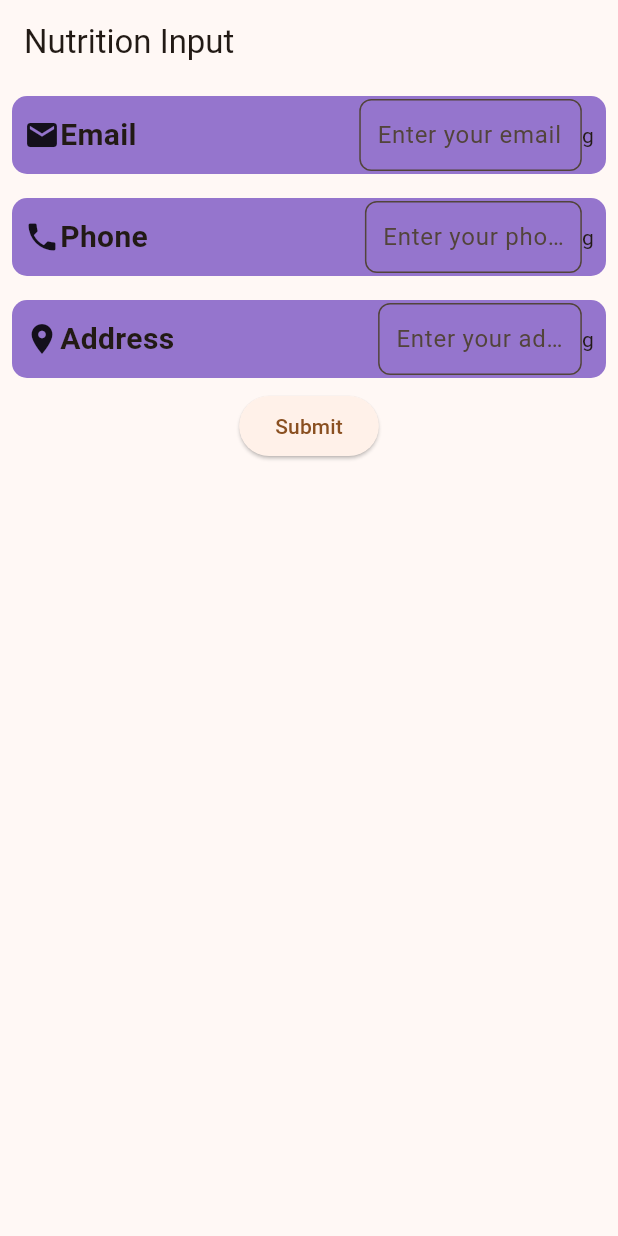
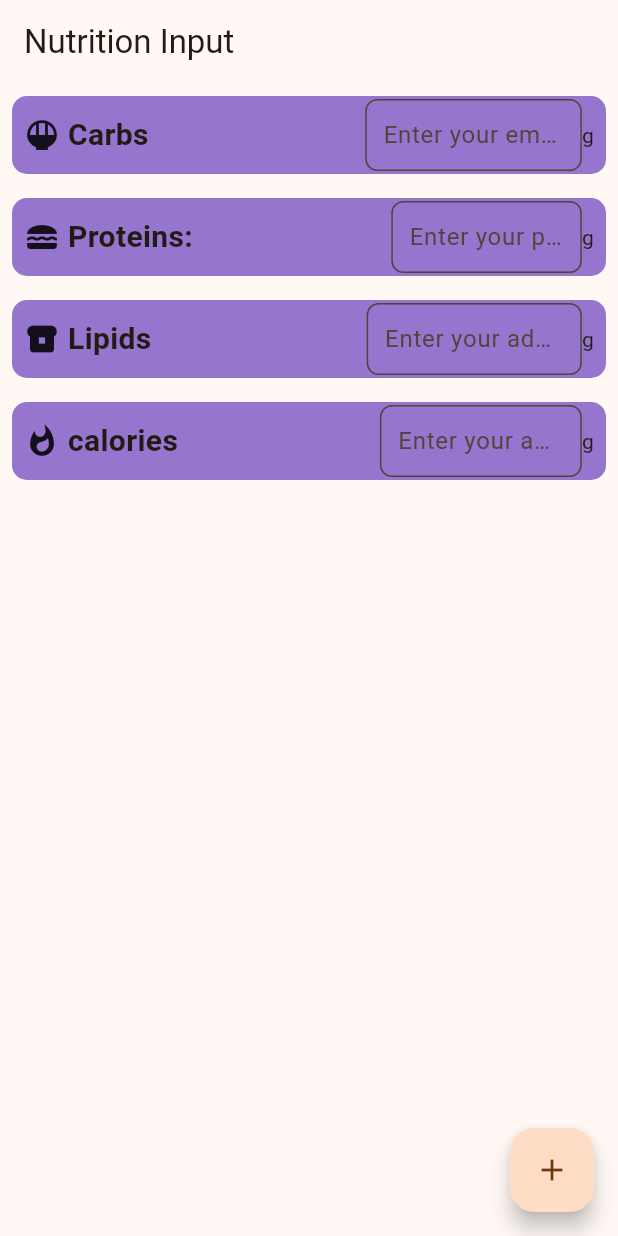
Before and after one commit to Hackathon2024v2/frontend, a Flutter app: the Nutrition screen opened directly, on a phone screen of 412 x 824 dp. Run offline on Flutter 3.47's test engine with Material 3 defaults, Android fonts, the phone set to English and light mode, and no system bars; our stand-ins replace get, iconsax, line_awesome_flutter, smooth_page_indicator, supabase_flutter; accounts and stored records are empty.

Commit message:
ADD - NutritionPage queries gpr_api

```diff
--- a/lib/pages/home_page.dart
+++ b/lib/pages/home_page.dart
@@ -32,7 +32,7 @@ class _MyHomePageState extends State<MyHomePage> {
 
   @override
   Widget build(BuildContext context) {
-    return userLoggedIn() == false ?
+    return userLoggedIn() == true ?
       Scaffold(
         appBar: AppBar(
           backgroundColor: Theme.of(context).colorScheme.inversePrimary,
--- a/lib/pages/nutrition.dart
+++ b/lib/pages/nutrition.dart
@@ -1,7 +1,7 @@
+import 'dart:convert';
+import 'package:http/http.dart' as http;
 import 'package:flutter/material.dart';
-
-import '../widgets/input_with_icon.dart';
-  // Make sure to import your IconInput widget
+import '../widgets/input_with_icon.dart'; // Make sure to import your IconInput widget
 
 class Nutrition extends StatefulWidget {
   @override
@@ -13,21 +13,52 @@ class _NutritionState extends State<Nutrition> {
   final TextEditingController _controller1 = TextEditingController();
   final TextEditingController _controller2 = TextEditingController();
   final TextEditingController _controller3 = TextEditingController();
+  final TextEditingController _controller4 = TextEditingController();
 
-  // Function to get the data and send it to the API
-  void sendDataToAPI() {
-    final String data1 = _controller1.text;
-    final String data2 = _controller2.text;
-    final String data3 = _controller3.text;
+Future<void> sendDataToAPI(BuildContext context) async {
+  final String carbs = _controller1.text;
+  final String proteins = _controller2.text;
+  final String lipids = _controller3.text;
+  final String calories = _controller4.text;
 
-    // Here you can call your API and pass the data
-    print("Sending data: $data1, $data2, $data3");
-    // API call logic goes here...
+  try {
+    var url = Uri.parse('https://gpt-query-api.onrender.com/food');
+    var response = await http.post(
+      url,
+      headers: {
+        'Accept': 'application/json', // Accept header for JSON response
+        'Content-Type': 'application/json',
+      },
+      body: jsonEncode({
+        "animal": "lion",
+        "height": "1.82",
+        "proteins": proteins,
+        "lipids": lipids,
+        "carbs": carbs,
+        "calories": calories
+      }),
+    );
+
+    if (response.statusCode == 200) {
+      final responseText = response.body; // Get the response body
+      ScaffoldMessenger.of(context).showSnackBar(
+        SnackBar(content: Text("Response: $responseText")),
+      );
+    } else {
+      ScaffoldMessenger.of(context).showSnackBar(
+        SnackBar(content: Text("Error: ${response.statusCode} - ${response.body}")),
+      );
+    }
+  } catch (e) {
+    ScaffoldMessenger.of(context).showSnackBar(
+      SnackBar(content: Text("Request error: $e")),
+    );
   }
+}
+
 
   @override
   void dispose() {
-    // Dispose of controllers to avoid memory leaks
     _controller1.dispose();
     _controller2.dispose();
     _controller3.dispose();
@@ -42,30 +73,36 @@ class _NutritionState extends State<Nutrition> {
         child: Column(
           children: [
             IconInput(
-              icon: Icons.email,
-              label: 'Email',
+              icon: Icons.rice_bowl,
+              label: ' Carbs',
               placeholder: 'Enter your email',
-              controller: _controller1,  // Pass controller to the widget
+              controller: _controller1,
             ),
             IconInput(
-              icon: Icons.phone,
-              label: 'Phone',
+              icon: Icons.lunch_dining,
+              label: ' Proteins: ',
               placeholder: 'Enter your phone number',
-              controller: _controller2,  // Pass controller to the widget
+              controller: _controller2,
             ),
             IconInput(
-              icon: Icons.location_on,
-              label: 'Address',
+              icon: Icons.breakfast_dining,
+              label: ' Lipids',
               placeholder: 'Enter your address',
-              controller: _controller3,  // Pass controller to the widget
+              controller: _controller3,
             ),
-            ElevatedButton(
-              onPressed: sendDataToAPI,  // Call API function when the button is pressed
-              child: Text('Submit'),
+            IconInput(
+              icon: Icons.whatshot,
+              label: ' calories',
+              placeholder: 'Enter your address',
+              controller: _controller4,
             ),
           ],
         ),
       ),
+      floatingActionButton: FloatingActionButton(
+        onPressed: () => sendDataToAPI(context), // Pass context
+        child: Icon(Icons.add),
+      ),
     );
   }
 }
--- a/pubspec.yaml
+++ b/pubspec.yaml
@@ -42,6 +42,7 @@ dependencies:
   flutter_native_splash: ^2.4.3
   smooth_page_indicator: ^1.2.0
   get: ^4.6.6
+  http: ^1.2.2
 
 dev_dependencies:
   flutter_test:
```
Also changed, not shown: pubspec.lock.
